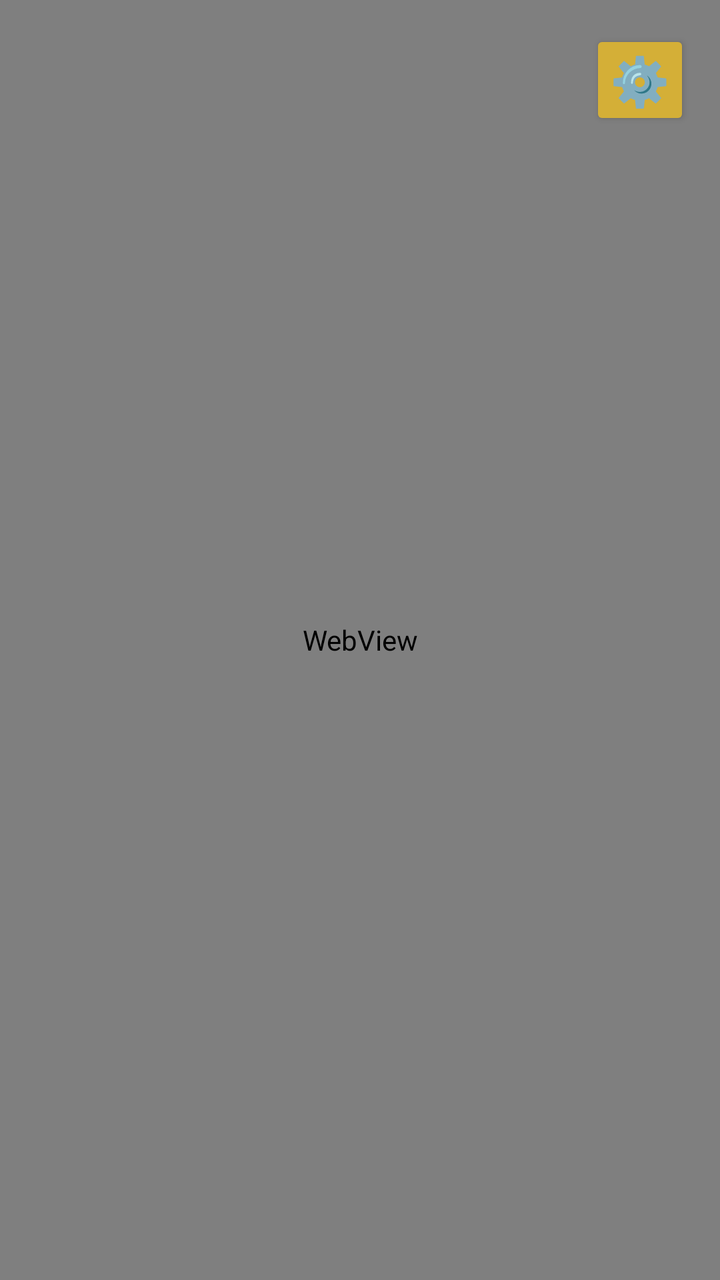
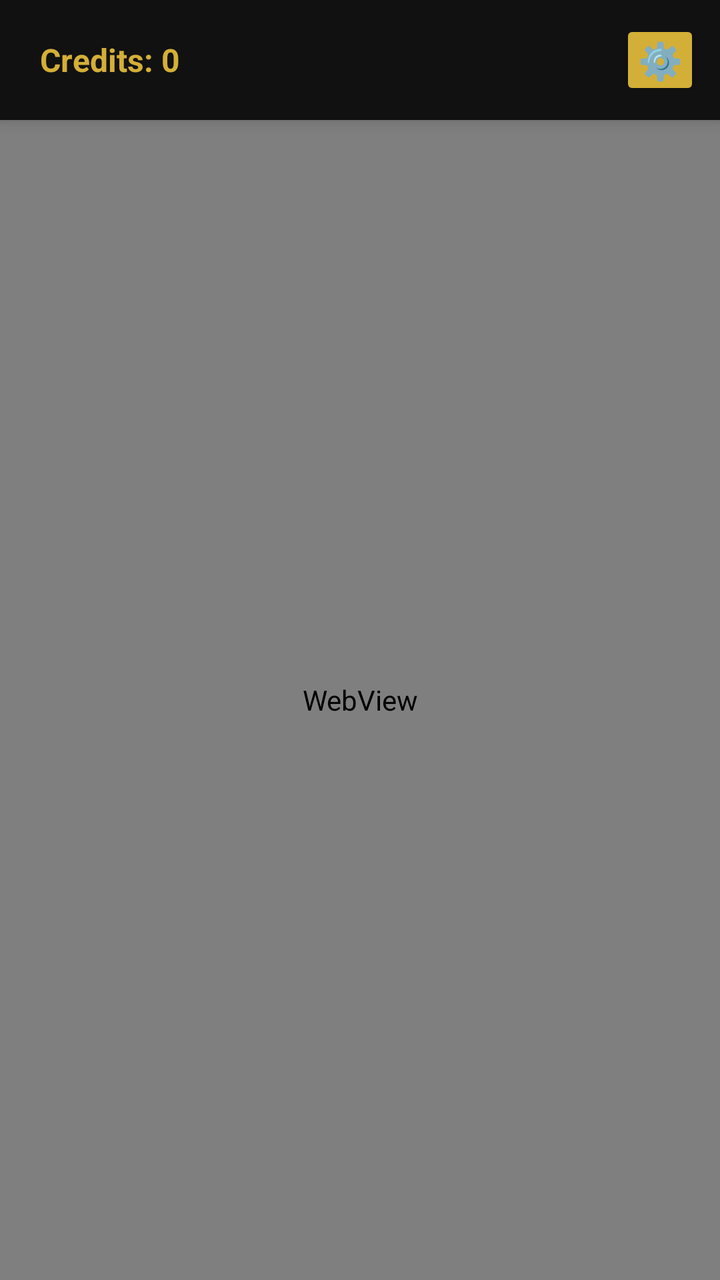

Two renders of the same Android screen: before a commit and after it. Below are the layout's source before the change and the commit's diff.
<!-- AndroidManifest.xml: application theme Theme.RajputInfo -->
<!-- res/layout/activity_main.xml -->
<?xml version="1.0" encoding="utf-8"?>
<RelativeLayout xmlns:android="http://schemas.android.com/apk/res/android"
    android:layout_width="match_parent"
    android:layout_height="match_parent"
    android:background="#050505">
    
    <WebView
        android:id="@+id/webView"
        android:layout_width="match_parent"
        android:layout_height="match_parent" />

    
    <Button
        android:id="@+id/adminBtn"
        android:layout_width="50dp"
        android:layout_height="50dp"
        android:layout_alignParentTop="true"
        android:layout_alignParentRight="true"
        android:layout_margin="15dp"
        android:text="⚙️"
        android:textSize="24sp"
        android:backgroundTint="#D4AF37"
        android:padding="0dp"
        android:elevation="10dp" />
</RelativeLayout>
<!-- resources referenced by this layout -->
<resources>
  <style name="Theme.RajputInfo" parent="Theme.AppCompat.NoActionBar">
          <item name="android:statusBarColor">#050505</item>
          <item name="android:navigationBarColor">#050505</item>
          <item name="android:windowBackground">#050505</item>
      </style>
</resources>

<!-- the commit's change to res/layout/activity_main.xml (unified diff, before → after) -->
@@ -1,25 +1,43 @@
 <?xml version="1.0" encoding="utf-8"?>
-<RelativeLayout xmlns:android="http://schemas.android.com/apk/res/android"
+<LinearLayout xmlns:android="http://schemas.android.com/apk/res/android"
     android:layout_width="match_parent"
     android:layout_height="match_parent"
+    android:orientation="vertical"
     android:background="#050505">
+
     
+    <LinearLayout
+        android:layout_width="match_parent"
+        android:layout_height="wrap_content"
+        android:orientation="horizontal"
+        android:background="#111111"
+        android:gravity="center_vertical"
+        android:padding="10dp"
+        android:elevation="5dp">
+
+        <TextView
+            android:id="@+id/tvCredits"
+            android:layout_width="0dp"
+            android:layout_height="wrap_content"
+            android:layout_weight="1"
+            android:text="Credits: 0"
+            android:textColor="#D4AF37"
+            android:textSize="16sp"
+            android:textStyle="bold"
+            android:paddingStart="10dp" />
+
+        <Button
+            android:id="@+id/adminBtn"
+            android:layout_width="40dp"
+            android:layout_height="40dp"
+            android:text="⚙️"
+            android:textSize="18sp"
+            android:backgroundTint="#D4AF37"
+            android:padding="0dp" />
+    </LinearLayout>
+
     <WebView
         android:id="@+id/webView"
         android:layout_width="match_parent"
         android:layout_height="match_parent" />
-
-    
-    <Button
-        android:id="@+id/adminBtn"
-        android:layout_width="50dp"
-        android:layout_height="50dp"
-        android:layout_alignParentTop="true"
-        android:layout_alignParentRight="true"
-        android:layout_margin="15dp"
-        android:text="⚙️"
-        android:textSize="24sp"
-        android:backgroundTint="#D4AF37"
-        android:padding="0dp"
-        android:elevation="10dp" />
-</RelativeLayout>
+</LinearLayout>
